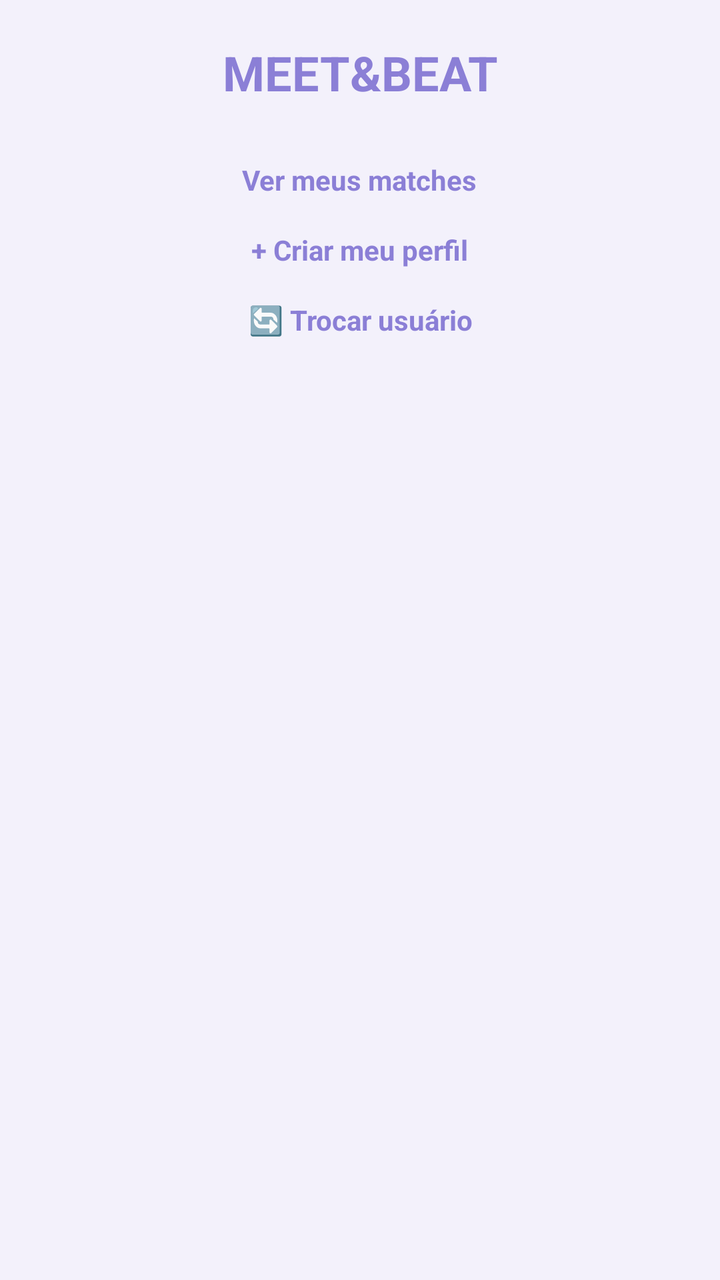
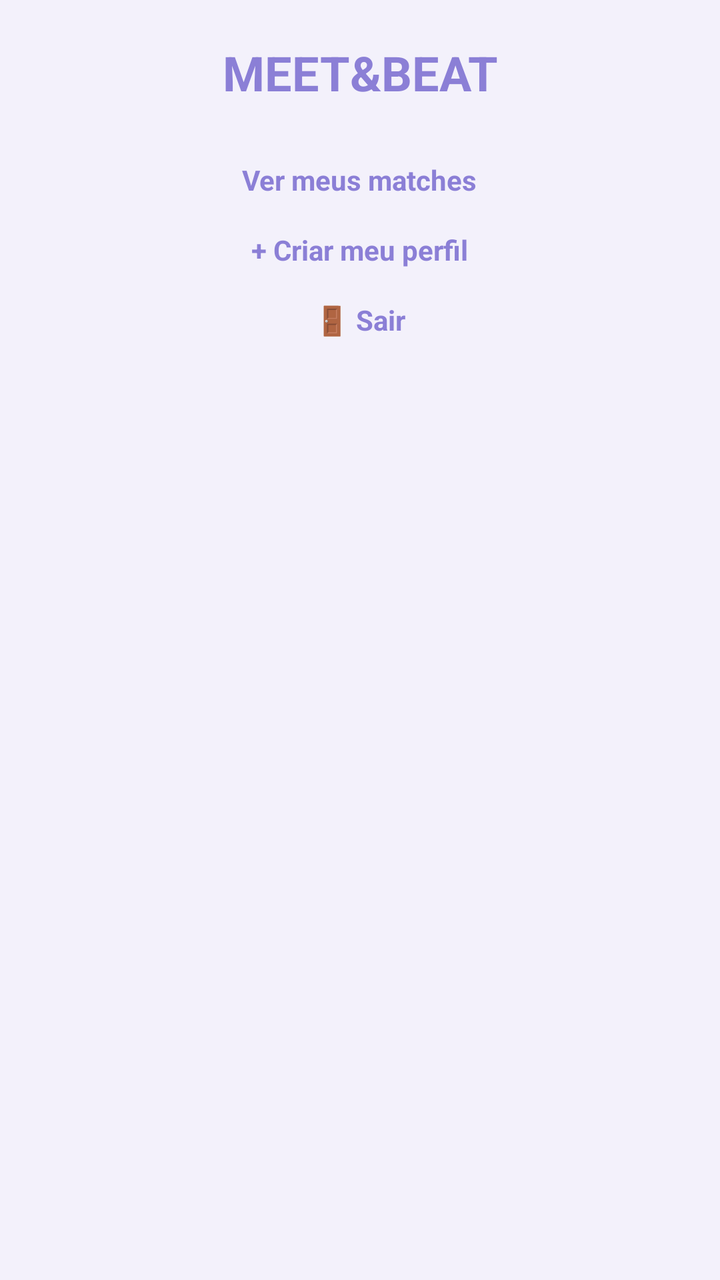

Screens rendered from an Android XML layout before and after an edit, with the pre-edit source and the edit as a unified diff.
<!-- AndroidManifest.xml: activity theme Theme.MeetBeat -->
<!-- res/layout/activity_main.xml -->
<?xml version="1.0" encoding="utf-8"?>
<LinearLayout xmlns:android="http://schemas.android.com/apk/res/android"
    android:layout_width="match_parent"
    android:layout_height="match_parent"
    android:orientation="vertical"
    android:background="@color/purple_light">

    
    <TextView
        android:layout_width="match_parent"
        android:layout_height="wrap_content"
        android:text="MEET&amp;BEAT"
        android:textColor="@color/purple_primary"
        android:textSize="24sp"
        android:textStyle="bold"
        android:gravity="center"
        android:padding="20dp" />

    <TextView
        android:id="@+id/btnVerMatches"
        android:layout_width="wrap_content"
        android:layout_height="wrap_content"
        android:text="Ver meus matches"
        android:textColor="@color/purple_primary"
        android:textStyle="bold"
        android:gravity="center"
        android:layout_gravity="center"
        android:padding="8dp"
        android:clickable="true"
        android:focusable="true" />

    <TextView
        android:id="@+id/btnCriarPerfil"
        android:layout_width="wrap_content"
        android:layout_height="wrap_content"
        android:text="+ Criar meu perfil"
        android:textColor="@color/purple_primary"
        android:textStyle="bold"
        android:gravity="center"
        android:layout_gravity="center"
        android:padding="8dp"
        android:clickable="true"
        android:focusable="true" />

    <TextView
        android:id="@+id/btnTrocarUsuario"
        android:layout_width="wrap_content"
        android:layout_height="wrap_content"
        android:text="🔄 Trocar usuário"
        android:textColor="@color/purple_primary"
        android:textStyle="bold"
        android:gravity="center"
        android:layout_gravity="center"
        android:padding="8dp"
        android:clickable="true"
        android:focusable="true" />

    
    <androidx.recyclerview.widget.RecyclerView
        android:id="@+id/recyclerSugestoes"
        android:layout_width="match_parent"
        android:layout_height="0dp"
        android:layout_weight="1" />

</LinearLayout>
<!-- resources referenced by this layout -->
<resources>
  <color name="purple_light">#F3F1FB</color>
  <color name="purple_primary">#8B7FD6</color>
  <style name="Theme.MeetBeat" parent="Base.Theme.MeetBeat" />
  <style name="Base.Theme.MeetBeat" parent="Theme.Material3.DayNight.NoActionBar">
          
          
      </style>
</resources>

<!-- the commit's change to res/layout/activity_main.xml (unified diff, before → after) -->
@@ -46,7 +46,7 @@
         android:id="@+id/btnTrocarUsuario"
         android:layout_width="wrap_content"
         android:layout_height="wrap_content"
-        android:text="🔄 Trocar usuário"
+        android:text="🚪 Sair"
         android:textColor="@color/purple_primary"
         android:textStyle="bold"
         android:gravity="center"
